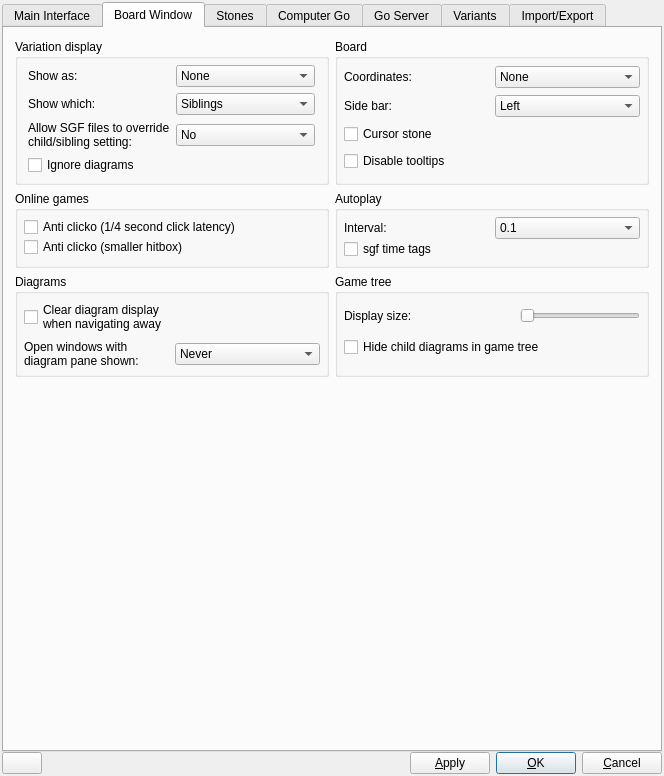
This is src/preferences_gui.ui in bernds/q5Go as Qt 5 draws it before an edit. The edited form follows.
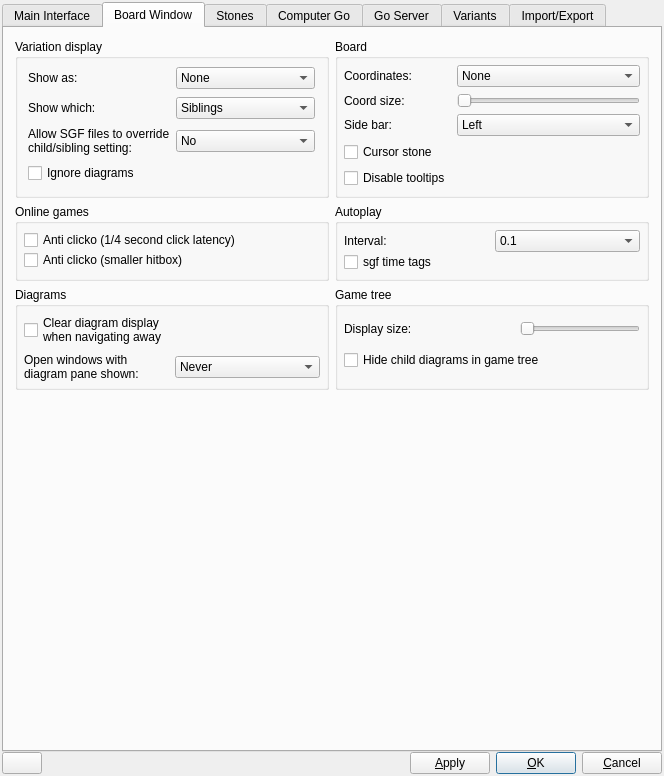
This is the edited form. Icons and pictures are not drawn. Custom widgets are drawn as their Qt base class.

Diff of the .ui file:
```diff
--- a/src/preferences_gui.ui
+++ b/src/preferences_gui.ui
@@ -1122,7 +1122,7 @@
           <property name="bottomMargin">
            <number>6</number>
           </property>
-          <item row="2" column="0">
+          <item row="3" column="0">
            <widget class="QCheckBox" name="cursorCheckBox">
             <property name="toolTip">
              <string>Show a ghost stone at mouse pointer</string>
@@ -1137,7 +1137,7 @@
             </property>
            </widget>
           </item>
-          <item row="3" column="0">
+          <item row="4" column="0">
            <widget class="QCheckBox" name="tooltipsCheckBox">
             <property name="toolTip">
              <string>Disable Tool Tips</string>
@@ -1171,8 +1171,14 @@
             </item>
            </widget>
           </item>
-          <item row="1" column="0">
+          <item row="2" column="0">
            <widget class="QLabel" name="label_4">
+            <property name="sizePolicy">
+             <sizepolicy hsizetype="Minimum" vsizetype="Preferred">
+              <horstretch>0</horstretch>
+              <verstretch>0</verstretch>
+             </sizepolicy>
+            </property>
             <property name="text">
              <string>Side bar:</string>
             </property>
@@ -1181,7 +1187,7 @@
             </property>
            </widget>
           </item>
-          <item row="1" column="1">
+          <item row="2" column="1">
            <widget class="QComboBox" name="sidebarComboBox">
             <item>
              <property name="text">
@@ -1197,6 +1203,12 @@
           </item>
           <item row="0" column="0">
            <widget class="QLabel" name="label_3">
+            <property name="sizePolicy">
+             <sizepolicy hsizetype="Minimum" vsizetype="Preferred">
+              <horstretch>0</horstretch>
+              <verstretch>0</verstretch>
+             </sizepolicy>
+            </property>
             <property name="text">
              <string>Coordinates:</string>
             </property>
@@ -1205,7 +1217,7 @@
             </property>
            </widget>
           </item>
-          <item row="4" column="0">
+          <item row="5" column="0">
            <spacer name="verticalSpacer_15">
             <property name="orientation">
              <enum>Qt::Vertical</enum>
@@ -1221,6 +1233,35 @@
             </property>
            </spacer>
           </item>
+          <item row="1" column="0">
+           <widget class="QLabel" name="label_24">
+            <property name="sizePolicy">
+             <sizepolicy hsizetype="Minimum" vsizetype="Preferred">
+              <horstretch>0</horstretch>
+              <verstretch>0</verstretch>
+             </sizepolicy>
+            </property>
+            <property name="text">
+             <string>Coord size:</string>
+            </property>
+            <property name="buddy">
+             <cstring>coordSizeSlider</cstring>
+            </property>
+           </widget>
+          </item>
+          <item row="1" column="1">
+           <widget class="QSlider" name="coordSizeSlider">
+            <property name="minimum">
+             <number>1</number>
+            </property>
+            <property name="maximum">
+             <number>100</number>
+            </property>
+            <property name="orientation">
+             <enum>Qt::Horizontal</enum>
+            </property>
+           </widget>
+          </item>
          </layout>
         </widget>
        </item>
```
